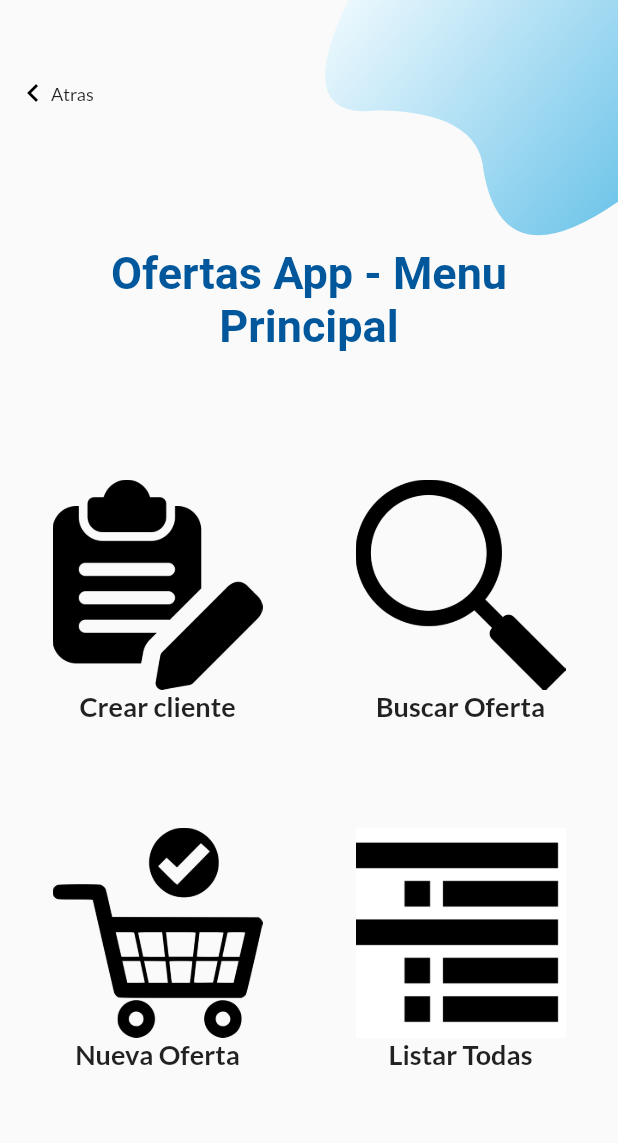
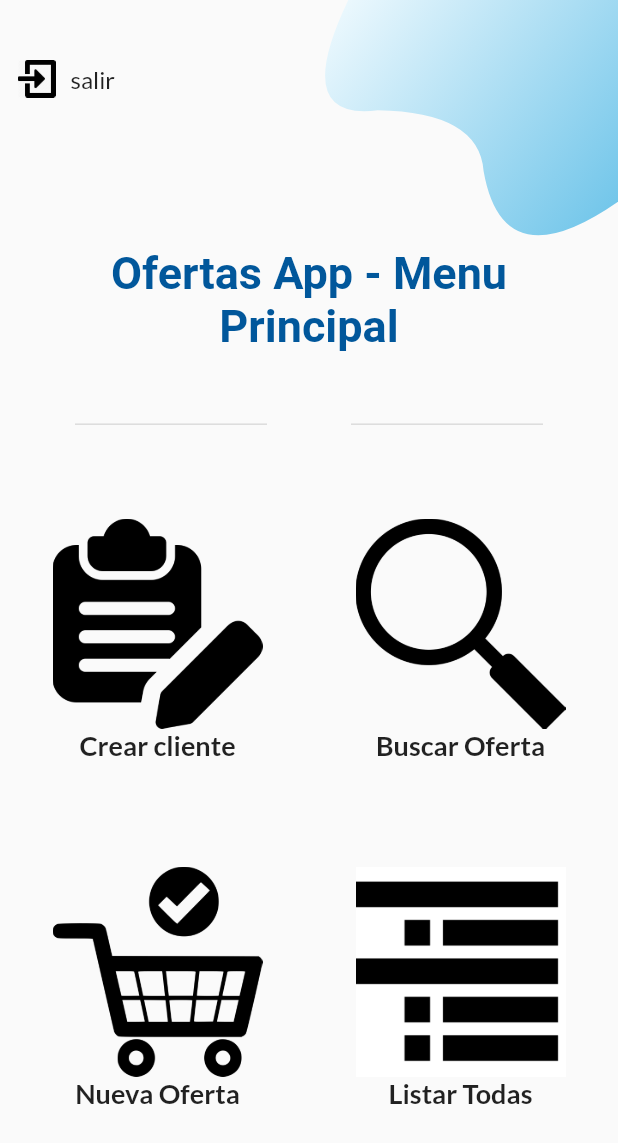
Before and after one commit to regis2kdj/portal_ofertas_app_cliente, a Flutter app: the MenuPrincipal screen opened directly, on a phone screen of 412 x 824 dp. Shown: the top 1143 px of the screen. Run offline on Flutter 3.47's test engine with Material 2 defaults, Android fonts, the phone set to English and light mode, and no system bars; our stand-ins replace google_fonts, qr_flutter; network calls fail.

Commit message:
feat: ajustes de estilos y se genera QR completado

```diff
--- a/lib/pantallas/Bienvenida.dart
+++ b/lib/pantallas/Bienvenida.dart
@@ -58,12 +58,6 @@ class _BienvenidaState extends State<Bienvenida> {
     );
   }
 
-  /*validar(value){
-    List<Cliente> client = value;
-    if(client!= null){
-      Navigator.push(context, MaterialPageRoute(builder: (context) => InicioSesion(client : client)));
-    }
-  }*/
 
   //este wid es para ele registro
   Widget _signUpButton() {
--- a/lib/pantallas/InicioSesion.dart
+++ b/lib/pantallas/InicioSesion.dart
@@ -312,9 +312,6 @@ class _InicioSesionState extends State<InicioSesion> {
   //9 AQUI LLAMA TODOS LOS ELEMENTOS DEL PAISAJE INICIO SESION
   @override
   Widget build(BuildContext context) {
-    //var jsonData = '{"clientes":[{"id":13,"date_created":"2020-09-16T01:13:40","date_created_gmt":"2020-09-16T01:13:40","date_modified":null,"date_modified_gmt":null,"email":"baster2602@gmail.com","first_name":null,"last_name":null,"role":"customer","username":"baster2602","password":"123"},{"id":19,"date_created":"2020-09-17T21:59:22","date_created_gmt":"2020-09-17T21:59:22","date_modified":null,"date_modified_gmt":null,"email":"eligiovega16@gmail.com","first_name":null,"last_name":null,"role":"customer","username":"eligiovega16","password":"123"},{"id":12,"date_created":"2020-09-15T18:29:18","date_created_gmt":"2020-09-15T18:29:18","date_modified":null,"date_modified_gmt":null,"email":"machavez02@gmail.com","first_name":null,"last_name":null,"role":"customer","username":"machavez02","password":"123"}]}';
-    //var parsedJson = json.decode(jsonData);
-    //var usuariosClientes = clientes.fromJson(parsedJson);
 
     final height = MediaQuery.of(context).size.height;
     return Scaffold(
--- a/lib/pantallas/MenuPrincipal.dart
+++ b/lib/pantallas/MenuPrincipal.dart
@@ -1,12 +1,12 @@
 import 'package:flutter/material.dart';
 import 'widget/BezierContainer.dart';
 import 'package:portal_ofertas_app_cliente/pantallas/InicioSesion.dart';
-import 'package:portal_ofertas_app_cliente/pantallas/CrearQR.dart';
 import 'package:portal_ofertas_app_cliente/pantallas/RegistroUsuario.dart';
 import 'package:portal_ofertas_app_cliente/pantallas/BuscarOferta.dart';
 import 'package:portal_ofertas_app_cliente/pantallas/ComprarOferta.dart';
 import 'package:portal_ofertas_app_cliente/pantallas/ListarOfertas.dart';
 import 'package:google_fonts/google_fonts.dart';
+import 'dart:async';
 
 class MenuPrincipal extends StatefulWidget {
   MenuPrincipal({Key key, this.title}) : super(key: key);
@@ -18,23 +18,87 @@ class MenuPrincipal extends StatefulWidget {
 }
 
 class _MenuPrincipalState extends State<MenuPrincipal> {
-  Widget _backButton() {
+
+  double _progress = 0;
+
+  void startTimer() {
+    new Timer.periodic(
+      Duration(seconds: 1),
+          (Timer timer) => setState(
+            () {
+          if (_progress == 1) {
+            timer.cancel();
+            Navigator.push(
+                context, MaterialPageRoute(builder: (context) => InicioSesion()));
+          } else {
+            _progress += 0.25;
+          }
+        },
+      ),
+    );
+  }
+
+  Widget _exitButton() {
     return InkWell(
       onTap: () {
-        Navigator.pop(context);
+
+        setState(() {
+          _progress = 0;
+        });
+
+        startTimer();
       },
       child: Container(
         padding: EdgeInsets.symmetric(horizontal: 10),
         child: Row(
           children: <Widget>[
             Container(
-              padding: EdgeInsets.only(left: 0, top: 10, bottom: 10),
-              child: Icon(Icons.keyboard_arrow_left, color: Colors.black),
+              padding: EdgeInsets.only(left: 2, top: 10, bottom: 10),
+              child: Image.asset("images/exit.png", width: 25, height: 25, fit: BoxFit.cover),
             ),
-            Text('Atras',
-                style: TextStyle(fontSize: 12, fontWeight: FontWeight.w500))
+            SizedBox(
+              width: 10,
+            ),
+            Text('salir',
+                style: TextStyle(fontSize: 16, fontWeight: FontWeight.w500))
           ],
         ),
+      ),
+    );
+  }
+
+  Widget _divider() {
+    return Container(
+      margin: EdgeInsets.symmetric(vertical: 10),
+      child: Row(
+        children: <Widget>[
+          SizedBox(
+            width: 20,
+          ),
+          Expanded(
+            child: Padding(
+              padding: EdgeInsets.symmetric(horizontal: 10),
+              child: Divider(
+                thickness: 1,
+              ),
+            ),
+          ),
+          CircularProgressIndicator(
+            value: _progress,
+          ),
+          //Text('o'),
+          Expanded(
+            child: Padding(
+              padding: EdgeInsets.symmetric(horizontal: 10),
+              child: Divider(
+                thickness: 1,
+              ),
+            ),
+          ),
+          SizedBox(
+            width: 20,
+          ),
+        ],
       ),
     );
   }
@@ -266,8 +330,10 @@ class _MenuPrincipalState extends State<MenuPrincipal> {
                     SizedBox(height: height * .2),
                     _title(),
                     SizedBox(
-                      height: 50,
+                      height: 20,
                     ),
+
+                    _divider(),
 
                     Row (
                       mainAxisAlignment: MainAxisAlignment.spaceBetween,
@@ -286,7 +352,7 @@ class _MenuPrincipalState extends State<MenuPrincipal> {
                     ),
 
                     SizedBox(
-                      height: 20,
+                      height: 10,
                     ),
                    // _submitButton(), //boton submit
                     SizedBox(height: height * .14),
@@ -294,7 +360,7 @@ class _MenuPrincipalState extends State<MenuPrincipal> {
                 ),
               ),
             ),
-            Positioned(top: 40, left: 0, child: _backButton()),
+            Positioned(top: 30, left: 0, child: _exitButton()),
           ],
         ),
       ),
--- a/lib/pantallas/VerOferta.dart
+++ b/lib/pantallas/VerOferta.dart
@@ -29,6 +29,9 @@ import 'package:portal_ofertas_app_cliente/service/HttpService.dart';
 class _VerOfertaState extends State<VerOferta> {
   //servicio
   HttpService httpService = HttpService();
+
+  //orden de producto
+  int idOrden;
 
   final DatosApp datosApp;
 
@@ -88,7 +91,7 @@ class _VerOfertaState extends State<VerOferta> {
   Widget _submitButton() {
     return InkWell(
       onTap: () {
-        Navigator.push(context, MaterialPageRoute(builder: (context) => CrearQR()));
+        Navigator.push(context, MaterialPageRoute(builder: (context) => CrearQR(idOrden : idOrden)));
       },
 
       child: Container(
@@ -144,6 +147,7 @@ class _VerOfertaState extends State<VerOferta> {
                         future: httpService.obtenerProducto(datosApp.idOferta),
                         builder: (context, snapshot) {
                           if (snapshot.hasData) { //checks if the response returns valid data
+                            idOrden = snapshot.data.id;
                             return Center(
                               child: Column(
                                 children: <Widget>[
--- a/pubspec.yaml
+++ b/pubspec.yaml
@@ -31,6 +31,7 @@ dependencies:
   http: any             #creada por RR
   provider:             #creada por RR
   google_fonts: ^0.3.5  #creada por RR
+  qr_flutter: ^3.1.0    #creada por EV
 
 dev_dependencies:
   flutter_test:
@@ -57,6 +58,7 @@ flutter:
     - images/crearte_qr_icon.png  #creada por RR
     - images/register.png #creado por elvis365
     - images/placeholder.svg #creado por elvis365
+    - images/exit.png #creado por elvis365
 
   # An image asset can refer to one or more resolution-specific "variants", see
   # https://flutter.dev/assets-and-images/#resolution-aware.
```
Also changed, not shown: lib/pantallas/CrearQR.dart (+9 -25 lines), images/exit.png (added), pubspec.lock.
